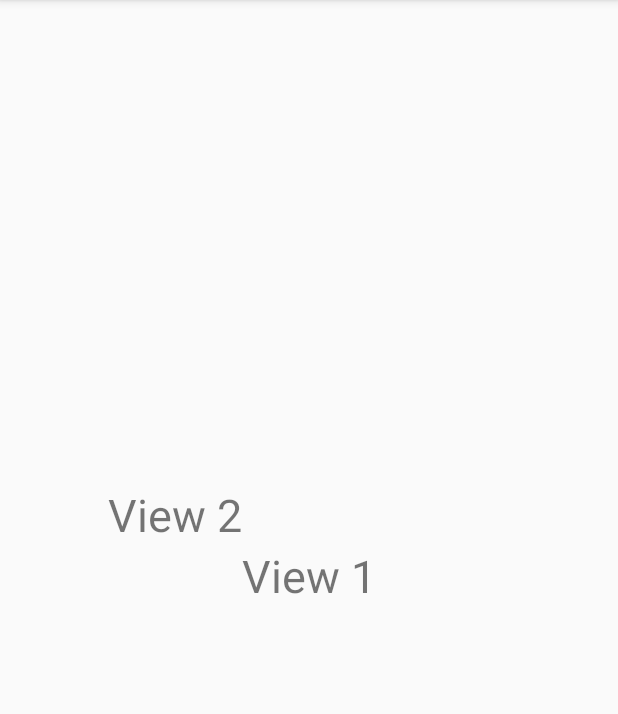
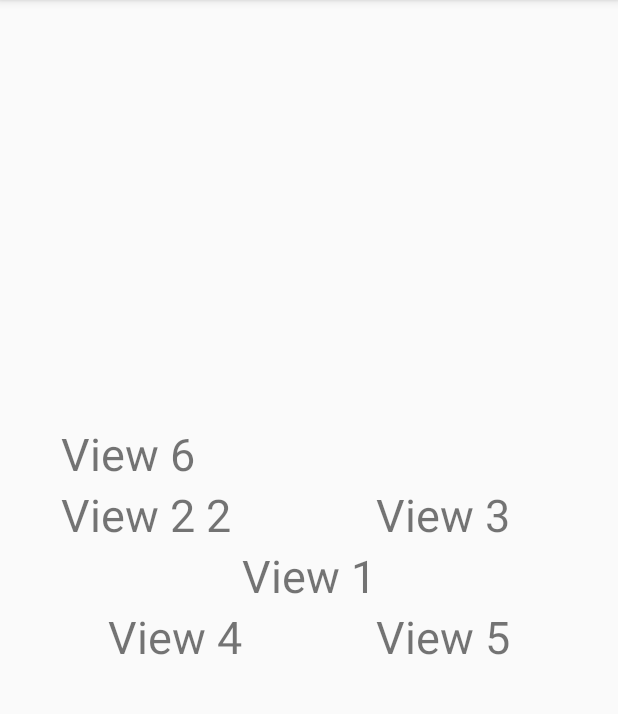
Before and after one commit to phamtanphat/RelativeLayout05102020, an Android app: the screen it shows after launch (MainActivity), on a phone screen of 412 x 824 dp, the part 84-798 px from its top. Run offline under Robolectric (Android 15) with nearby library versions, the phone set to English and light mode, and no system bars.

```diff
--- a/app/src/main/res/layout/activity_main.xml
+++ b/app/src/main/res/layout/activity_main.xml
@@ -15,11 +15,39 @@
         android:textSize="30sp" />
 
     <TextView
+        android:id="@+id/textview2"
         android:layout_width="wrap_content"
         android:layout_height="wrap_content"
         android:layout_above="@id/textview1"
         android:layout_toLeftOf="@id/textview1"
-        android:text="View 2"
+        android:text="View 2 2 "
         android:textSize="30sp" />
-
+    <TextView
+        android:layout_width="wrap_content"
+        android:layout_height="wrap_content"
+        android:layout_above="@id/textview1"
+        android:layout_toEndOf="@id/textview1"
+        android:text="View 3"
+        android:textSize="30sp" />
+    <TextView
+        android:layout_width="wrap_content"
+        android:layout_height="wrap_content"
+        android:layout_below="@id/textview1"
+        android:layout_toLeftOf="@id/textview1"
+        android:text="View 4"
+        android:textSize="30sp" />
+    <TextView
+        android:layout_width="wrap_content"
+        android:layout_height="wrap_content"
+        android:layout_below="@id/textview1"
+        android:layout_toEndOf="@id/textview1"
+        android:text="View 5"
+        android:textSize="30sp" />
+    <TextView
+        android:layout_alignLeft="@id/textview2"
+        android:layout_width="wrap_content"
+        android:layout_height="wrap_content"
+        android:layout_above="@id/textview2"
+        android:text="View 6"
+        android:textSize="30sp" />
 </RelativeLayout>
```
